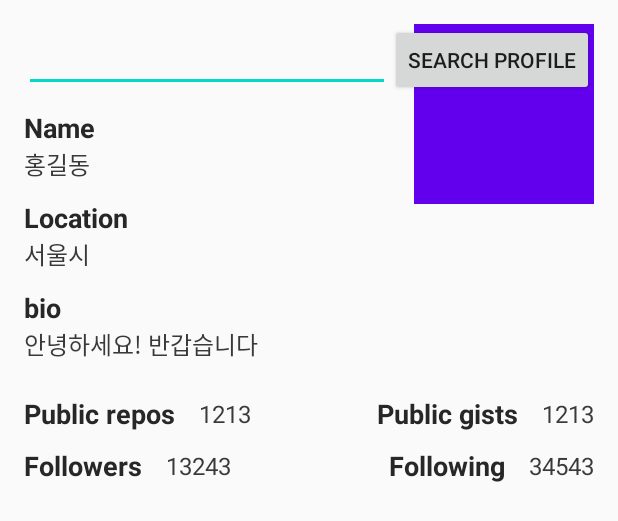
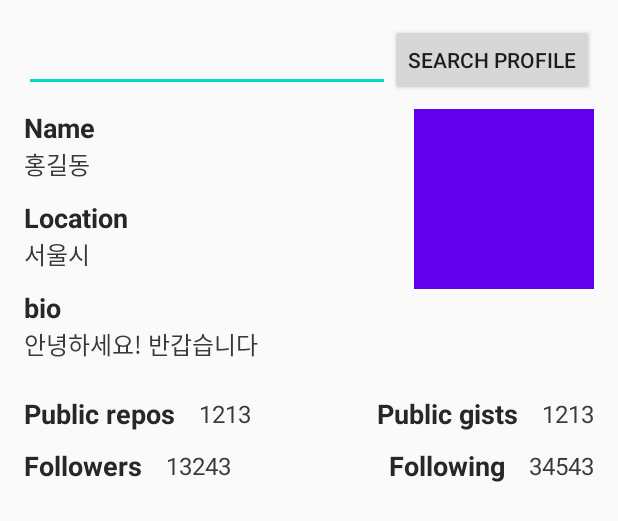
Before and after one commit to wisemuji/android-clean-architecture-github-client, an Android app: the layout activity_main.xml on its own in the app's theme, with its tools: preview values and no code run, on a phone screen of 412 x 824 dp. Shown: the top 521 px of the screen. Run offline under Robolectric (Android 15) with nearby library versions, the phone set to English and light mode, and no system bars.

Commit message:
[Fix] xml id name to snake case

```diff
--- a/app/src/main/res/layout/activity_main.xml
+++ b/app/src/main/res/layout/activity_main.xml
@@ -65,7 +65,7 @@
             android:layout_height="120dp"
             android:adjustViewBounds="true"
             app:layout_constraintEnd_toEndOf="parent"
-            app:layout_constraintTop_toTopOf="@id/main_nameLabelTextView"
+            app:layout_constraintTop_toTopOf="@id/main_name_label_text_view"
             tools:background="@color/colorPrimary"/>
 
         <TextView
```
